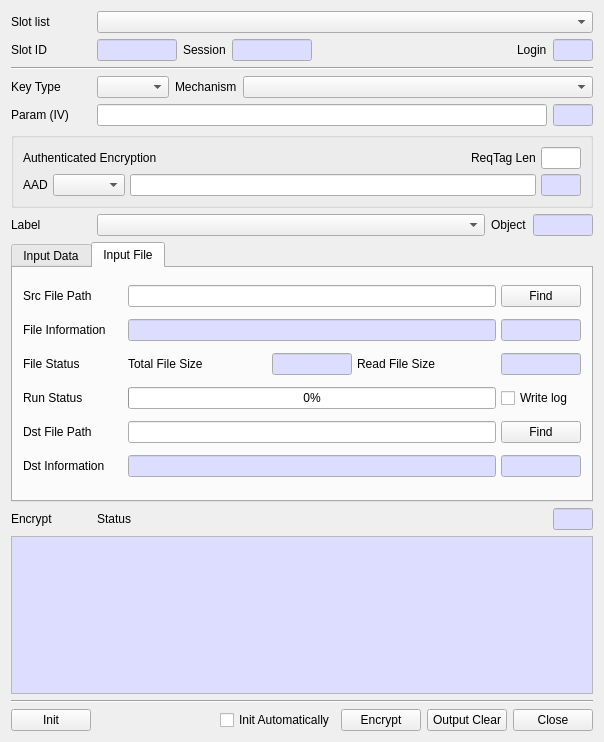
Before: the Qt Designer form CryptokiMan/encrypt_dlg.ui in jykim74/CryptokiMan, drawn with Qt 5.
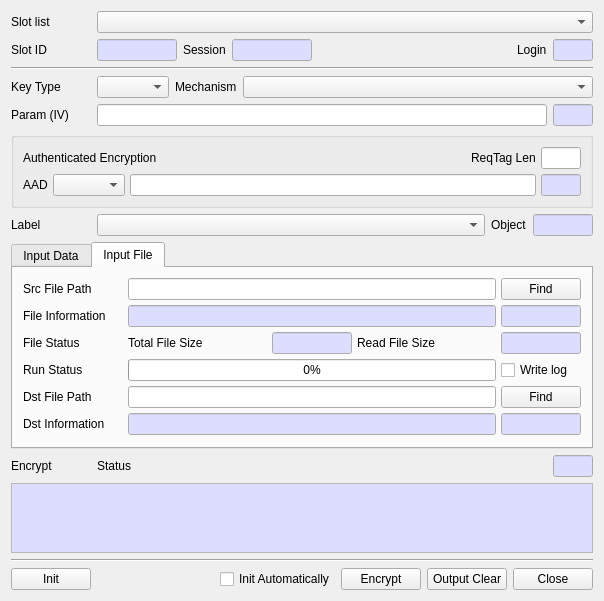
After: the same form once the commit is applied.

Patch:
```diff
--- a/CryptokiMan/encrypt_dlg.ui
+++ b/CryptokiMan/encrypt_dlg.ui
@@ -7,7 +7,7 @@
     <x>0</x>
     <y>0</y>
     <width>604</width>
-    <height>742</height>
+    <height>596</height>
    </rect>
   </property>
   <property name="windowTitle">
```
